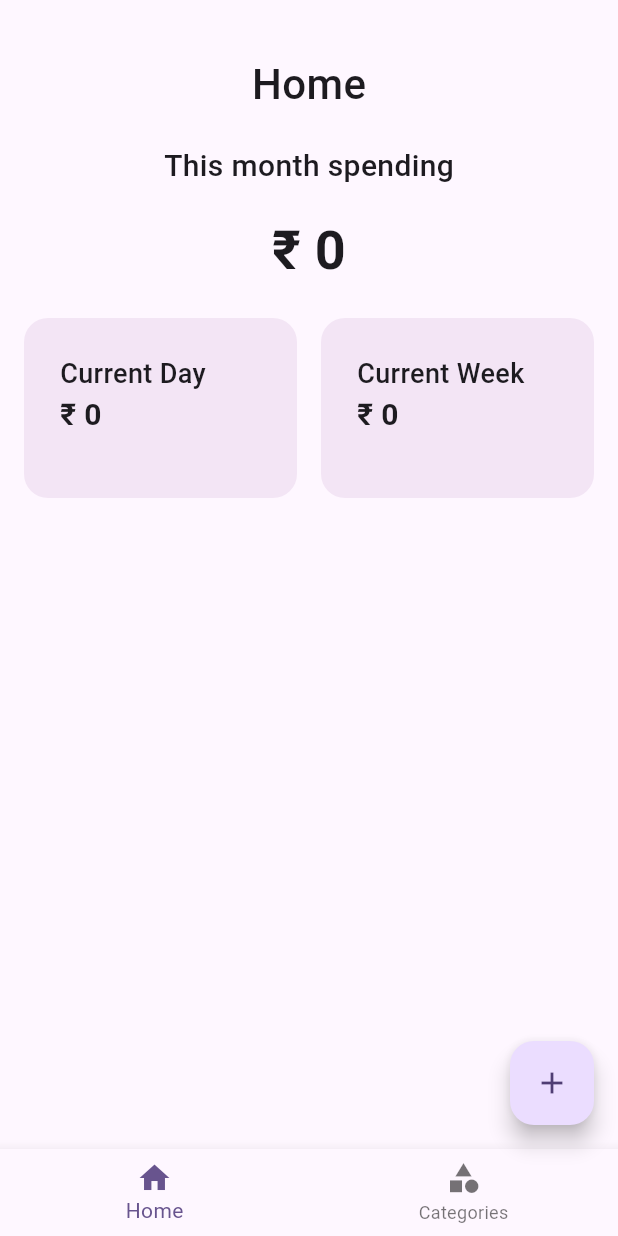
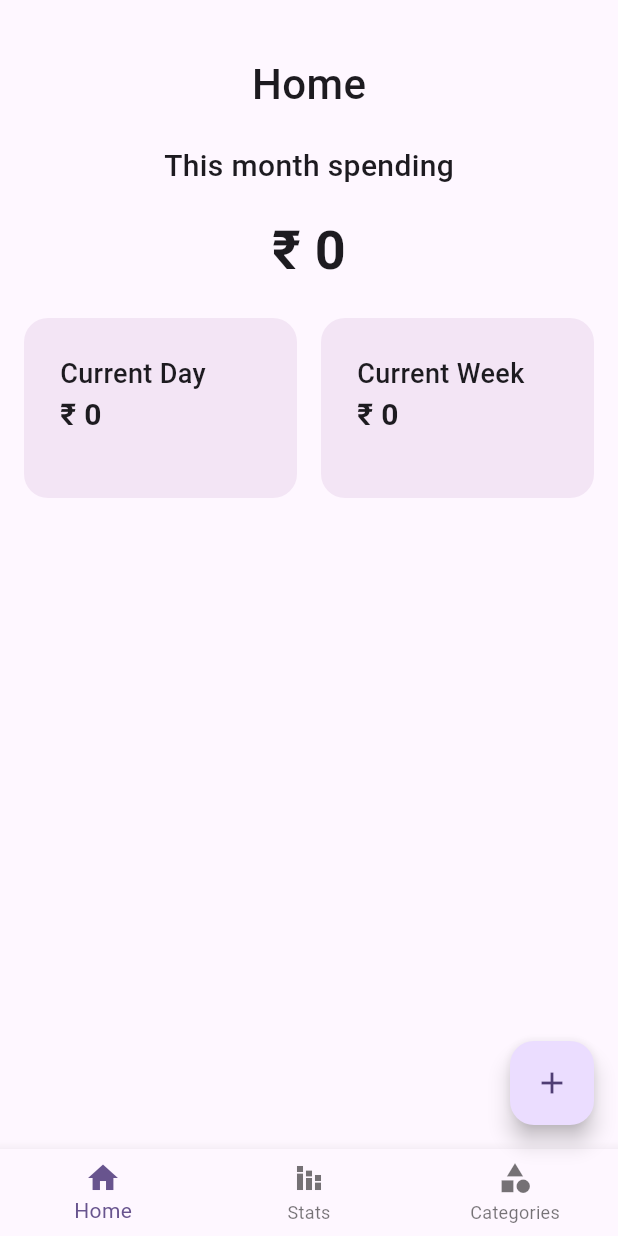
Before and after one commit to Chetan-Soni81/expenseek, a Flutter app: the HomeScreen screen opened directly, on a phone screen of 412 x 824 dp. Run offline on Flutter 3.47's test engine with Material 3 defaults, Android fonts, the phone set to English and light mode, and no system bars; our stand-ins replace get, pinput, sqflite, sqflite_common_ffi; accounts and stored records are empty.

Commit message:
created stats page

```diff
--- a/lib/controllers/home_controller.dart
+++ b/lib/controllers/home_controller.dart
@@ -9,6 +9,7 @@ class HomeController extends GetxController {
   RxInt screenActive = 0.obs;
   RxList<CategoryModel> categories = <CategoryModel>[].obs;
   RxList<ExpenseModel> expenses = <ExpenseModel>[].obs;
+  RxList<Map<String, double>> chartData = <Map<String, double>>[].obs;
   TextEditingController categoryNameController = TextEditingController();
   TextEditingController titleController = TextEditingController();
   TextEditingController descriptionController = TextEditingController();
@@ -30,6 +31,8 @@ class HomeController extends GetxController {
     var result = await DbHelper.getAllCategories();
 
     categories.value = result;
+
+    chartData.value = await DbHelper.getExpenseByCategory();
   }
 
   void loadExpenses() async {
@@ -40,6 +43,7 @@ class HomeController extends GetxController {
     totalAmount.value = await DbHelper.getTotalExpense();
     weekAmount.value = await DbHelper.getWeekExpense();
     dayAmount.value = await DbHelper.getDayExpense();
+    chartData.value = await DbHelper.getExpenseByCategory();
   }
 
   void addCategory() async {
@@ -69,6 +73,7 @@ class HomeController extends GetxController {
       loadExpenses();
       Get.back();
       categories.value = categories.where((x) => x.id != 0).toList();
+
     }
   }
 
@@ -77,7 +82,8 @@ class HomeController extends GetxController {
       switch (screenActive.value) {
         0 => expenseBottomSheet(
             action: addExpense, categories: categories, val: categoryVal, title: titleController, amount: amountController, description: descriptionController),
-        1 => categoryBottomSheet(
+        1 => Container(),
+        2 => categoryBottomSheet(
             action: addCategory, controller: categoryNameController),
         _ => Column(
             children: [
--- a/lib/helpers/db_helper.dart
+++ b/lib/helpers/db_helper.dart
@@ -222,4 +222,25 @@ class DbHelper {
       return 0;
     }
   }
+
+  static Future<List<Map<String, double>>> getExpenseByCategory() async {
+    final db = await DbHelper.db();
+
+    try {
+      var result = await db.rawQuery(
+          "SELECT categoryName, Sum(Amount) amount FROM ${TableHelper.tblExpense} e inner join ${TableHelper.tblCategory} c on e.category=c.Id where strftime('%Y-%m', e.createdAt) = strftime('%Y-%m', 'now') GROUP BY categoryName order by amount");
+
+      List<Map<String, double>> data = <Map<String, double>>[];
+
+      for (var item in result) {
+        data.add({item["categoryName"].toString(): item["amount"] as double});
+      }
+      print(result);
+      print(data);
+      return data;
+    } catch (e) {
+      print(e);
+      return [];
+    }
+  }
 }
--- a/lib/screens/home_screen.dart
+++ b/lib/screens/home_screen.dart
@@ -38,10 +38,10 @@ class HomeScreen extends StatelessWidget {
                 icon: Icon(Icons.home),
                 label: "Home",
               ),
-              // BottomNavigationBarItem(
-              //   icon: Icon(Icons.stacked_bar_chart),
-              //   label: "Stats",
-              // ),
+              BottomNavigationBarItem(
+                icon: Icon(Icons.stacked_bar_chart),
+                label: "Stats",
+              ),
               BottomNavigationBarItem(
                 icon: Icon(Icons.category),
                 label: "Categories",
@@ -54,6 +54,7 @@ class HomeScreen extends StatelessWidget {
               controller: c.pageController,
               children: [
                 homePanel(context: context, c: c),
+                statsPanel(context: context, c: c),
                 categoryPanel(context: context, c: c)
               ],
               onPageChanged: (i) {
--- a/lib/widgets/home_widgets.dart
+++ b/lib/widgets/home_widgets.dart
@@ -186,3 +186,58 @@ Widget categoryPanel(
     ],
   );
 }
+
+// Stats Panel
+
+Widget statsPanel({required BuildContext context, required HomeController c}) {
+  return Column(children: [
+    const SizedBox(height: 16),
+    const Padding(
+      padding: const EdgeInsets.all(20),
+      child: Row(
+          mainAxisSize: MainAxisSize.max,
+          mainAxisAlignment: MainAxisAlignment.center,
+          children: [
+            Center(
+              child: Text(
+                "Stats",
+                style: TextStyle(fontSize: 28, fontWeight: FontWeight.w500),
+              ),
+            ),
+          ]),
+    ),
+    const Text(
+      "This month spending",
+      style: TextStyle(fontSize: 20, fontWeight: FontWeight.w500),
+    ),
+    const SizedBox(
+      height: 16,
+    ),
+    Text(
+      "₹ ${c.totalAmount.value.nFormat()}",
+      style: const TextStyle(fontSize: 36, fontWeight: FontWeight.bold),
+    ),
+    const SizedBox(
+      height: 12,
+    ),
+    Expanded(
+        child: ListView.builder(
+          itemCount: c.chartData.length,
+          itemBuilder: (context, index) => customCard(
+            child: ListTile(
+              trailing: Text(
+                "₹ ${c.chartData.value[index].values.first.nFormat()}",
+                style:
+                    const TextStyle(fontWeight: FontWeight.w700, fontSize: 16),
+              ),
+              title: Text(
+                c.chartData.value[index].keys.first,
+                style: const TextStyle(fontWeight: FontWeight.w500),
+              ),
+              //subtitle: Text(c.expenses.value[index].createdAt.dFormat()),
+            ),
+          ),
+        ),
+      )
+  ]);
+}
```
